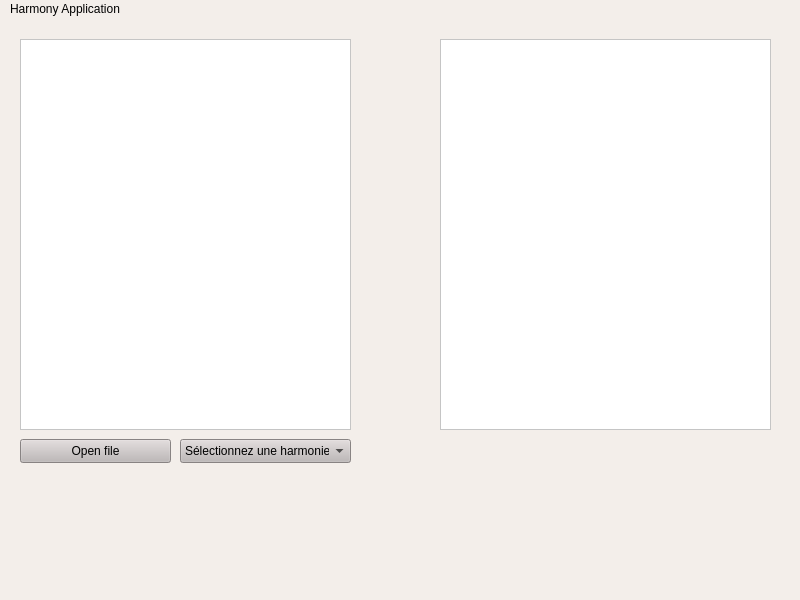
Qt form src/QtApp/HarmonyApp/mainwindow.ui (Narraxas/ProjetImage_SujetN-5_HarmonieDesCouleurs) before a commit.
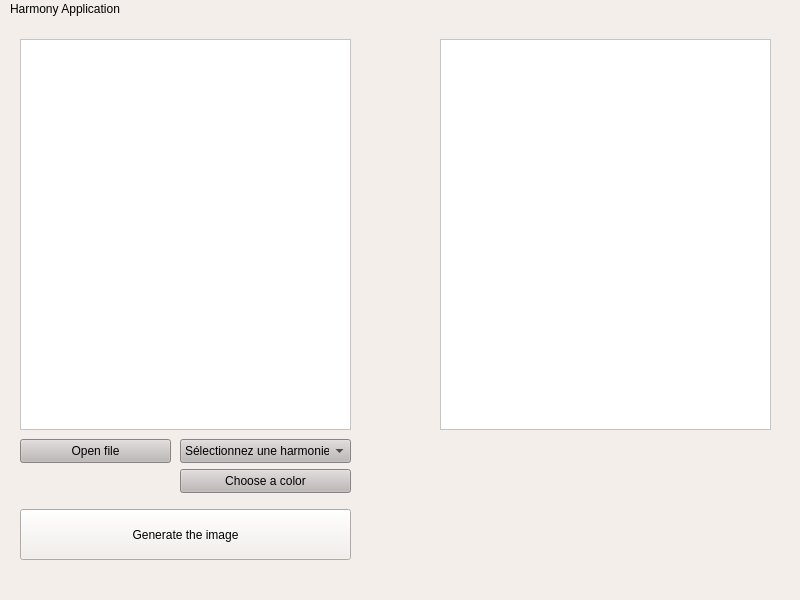
The same form after that commit.

What changed in the file:
```diff
--- a/src/QtApp/HarmonyApp/mainwindow.ui
+++ b/src/QtApp/HarmonyApp/mainwindow.ui
@@ -115,6 +115,35 @@
      <enum>QFrame::Raised</enum>
     </property>
    </widget>
+   <widget class="QPushButton" name="colorBtn">
+    <property name="geometry">
+     <rect>
+      <x>180</x>
+      <y>450</y>
+      <width>171</width>
+      <height>24</height>
+     </rect>
+    </property>
+    <property name="styleSheet">
+     <string notr="true">background-color: rgb(190, 183, 183);</string>
+    </property>
+    <property name="text">
+     <string>Choose a color</string>
+    </property>
+   </widget>
+   <widget class="QPushButton" name="pushButton_2">
+    <property name="geometry">
+     <rect>
+      <x>20</x>
+      <y>490</y>
+      <width>331</width>
+      <height>51</height>
+     </rect>
+    </property>
+    <property name="text">
+     <string>Generate the image</string>
+    </property>
+   </widget>
   </widget>
   <widget class="QMenuBar" name="menubar">
    <property name="geometry">
```
